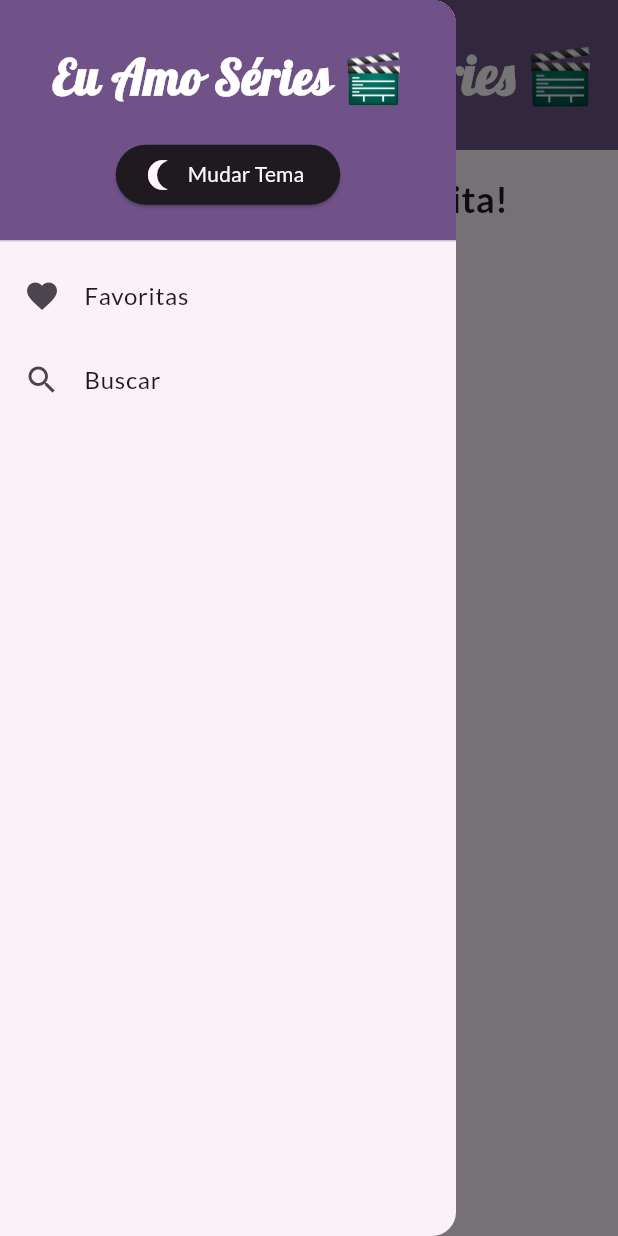
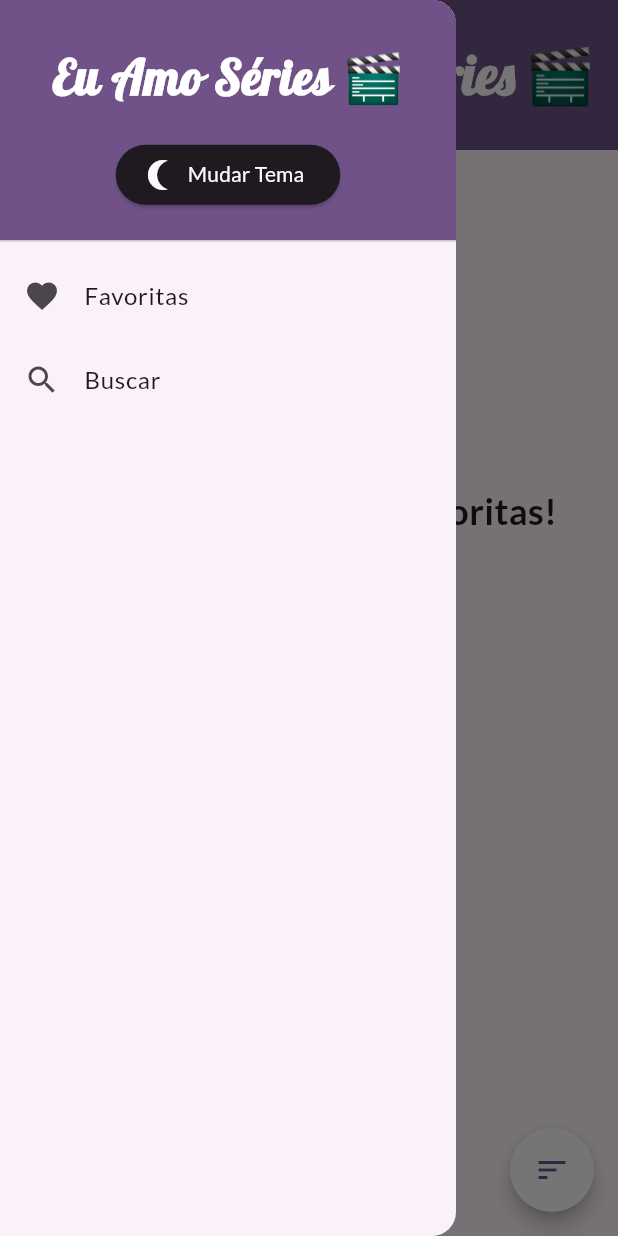
Before and after one commit to lic3as/app_series_api, a Flutter app: the screen it shows after launch, with the side drawer open, on a phone screen of 412 x 824 dp. Run offline on Flutter 3.47's test engine with Material 3 defaults, Android fonts, the phone set to English and light mode, and no system bars; drawn by our look-alikes of flutter_speed_dial; our stand-ins replace flutter_html, go_router, google_fonts, sqflite; accounts and stored records are empty.

Commit message:
aula 31/07

```diff
--- a/flutter_app3_series/lib/base_screen.dart
+++ b/flutter_app3_series/lib/base_screen.dart
@@ -1,13 +1,28 @@
+import 'package:flutter/material.dart';
 import 'package:flutter_app3_series/custom_drawer.dart';
-import 'package:flutter/material.dart';
+import 'package:flutter_app3_series/tv_show_model.dart';
+import 'package:flutter_speed_dial/flutter_speed_dial.dart';
+import 'package:go_router/go_router.dart';
+import 'package:provider/provider.dart';
 
-class BaseScreen extends StatelessWidget {
+class BaseScreen extends StatefulWidget {
   final Widget child;
 
   const BaseScreen({super.key, required this.child});
 
   @override
+  State<BaseScreen> createState() => _BaseScreenState();
+}
+
+class _BaseScreenState extends State<BaseScreen> {
+  bool _isAscending = true;
+
+  @override
   Widget build(BuildContext context) {
+    // Obtém o caminho atual da rota
+    final currentPath = GoRouterState.of(context).uri.path;
+    final viewModel = context.watch<TvShowModel>();
+
     return Scaffold(
       appBar: AppBar(
         title: Row(
@@ -16,7 +31,50 @@ class BaseScreen extends StatelessWidget {
         ),
       ),
       drawer: CustomDrawer(),
-      body: child,
+      body: widget.child,
+      floatingActionButton: currentPath == '/'
+          ? SpeedDial(
+              elevation: 5,
+              icon: Icons.sort,
+              activeIcon: Icons.close,
+              backgroundColor: Theme.of(context).colorScheme.onPrimary,
+              foregroundColor: Theme.of(context).colorScheme.primary,
+              overlayColor: Theme.of(context).colorScheme.primary,
+              overlayOpacity: 0.5,
+              children: [
+                SpeedDialChild(
+                  child: Icon(
+                    Icons.sort_by_alpha,
+                    color: Theme.of(context).colorScheme.primary,
+                  ),
+                  label: 'Ordernar por Nome',
+                  labelBackgroundColor: Theme.of(context).colorScheme.surface,
+                  backgroundColor: Theme.of(context).colorScheme.surface,
+                  onTap: () {
+                    viewModel.sortByName(_isAscending);
+                    setState(() {
+                      _isAscending = !_isAscending;
+                    });
+                  },
+                ),
+                SpeedDialChild(
+                  child: Icon(
+                    Icons.star_rate,
+                    color: Theme.of(context).colorScheme.primary,
+                  ),
+                  label: 'Ordernar por Nota',
+                  labelBackgroundColor: Theme.of(context).colorScheme.surface,
+                  backgroundColor: Theme.of(context).colorScheme.surface,
+                  onTap: () {
+                    viewModel.sortByRating(_isAscending);
+                    setState(() {
+                      _isAscending = !_isAscending;
+                    });
+                  },
+                ),
+              ],
+            )
+          : null,
     );
   }
 }
--- a/flutter_app3_series/lib/fav_tv_show_screen.dart
+++ b/flutter_app3_series/lib/fav_tv_show_screen.dart
@@ -12,21 +12,90 @@ class FavTvShowScreen extends StatefulWidget {
 
 class _FavTvShowScreenState extends State<FavTvShowScreen> {
   @override
+  void initState() {
+    super.initState();
+    WidgetsBinding.instance.addPostFrameCallback((_) {
+      context.read<TvShowModel>().initialize();
+    });
+  }
+
+  @override
   Widget build(BuildContext context) {
-    var tvShows = context.watch<TvShowModel>().tvShows;
+    return Consumer<TvShowModel>(
+      builder: (context, viewModel, child) {
+        if (viewModel.isLoading) {
+          return Center(
+            child: SizedBox(
+              height: 96,
+              width: 96,
+              child: CircularProgressIndicator(strokeWidth: 12),
+            ),
+          );
+        }
+
+        if (viewModel.errorMessage != null) {
+          return Center(
+            child: Container(
+              padding: EdgeInsets.all(32),
+              child: Column(
+                spacing: 32,
+                children: [
+                  Text(
+                    'Erro: ${viewModel.errorMessage}',
+                    style: TextStyle(fontSize: 24),
+                  ),
+                  ElevatedButton(
+                    onPressed: () {
+                      viewModel.load();
+                    },
+                    child: Text('TENTAR NOVAMENTE'),
+                  ),
+                ],
+              ),
+            ),
+          );
+        }
 
         return Container(
           padding: EdgeInsets.all(16),
           child: Column(
             children: [
+              if (viewModel.hasFavorites) ...[
+                const SizedBox(height: 8),
                 Text(
-            tvShows.isEmpty ? 'Nenhuma série favorita!' : 'Favoritas',
-            style: TextStyle(fontWeight: FontWeight.bold, fontSize: 24),
+                  '${viewModel.tvShows.length} série(s) favorita(s)',
+                  style: TextStyle(fontWeight: FontWeight.bold, fontSize: 16),
                 ),
-          SizedBox(height: 16),
-          Expanded(child: TvShowGrid(tvShows: tvShows)),
+              ],
+              const SizedBox(height: 16),
+              Expanded(
+                child: viewModel.hasFavorites
+                    ? TvShowGrid(tvShows: viewModel.tvShows)
+                    : Center(
+                        child: Column(
+                          children: [
+                            const SizedBox(height: 64),
+                            Icon(
+                              Icons.favorite,
+                              size: 96,
+                              color: Theme.of(context).colorScheme.primary,
+                            ),
+                            const SizedBox(height: 32),
+                            Text(
+                              'Adicione suas séries favoritas!',
+                              style: TextStyle(
+                                fontWeight: FontWeight.bold,
+                                fontSize: 24,
+                              ),
+                            ),
+                          ],
+                        ),
+                      ),
+              ),
             ],
           ),
         );
+      },
+    );
   }
 }
--- a/flutter_app3_series/lib/main.dart
+++ b/flutter_app3_series/lib/main.dart
@@ -9,6 +9,8 @@ import 'package:go_router/go_router.dart';
 import 'package:provider/provider.dart';
 
 void main() {
+  WidgetsFlutterBinding.ensureInitialized();
+
   runApp(
     MultiProvider(
       providers: [
--- a/flutter_app3_series/lib/tv_show_service.dart
+++ b/flutter_app3_series/lib/tv_show_service.dart
@@ -1,9 +1,54 @@
 import 'dart:convert';
 
+import 'package:flutter_app3_series/database_service.dart';
 import 'package:flutter_app3_series/tv_show_model.dart';
 import 'package:http/http.dart' as http;
+import 'package:sqflite/sql.dart';
 
 class TvShowService {
+  late final DatabaseService _databaseService = DatabaseService();
+
+  Future<List<TvShow>> getAll() async {
+    final db = await _databaseService.database;
+    final List<Map<String, dynamic>> maps = await db.query('tv_shows');
+    return _convertToList(maps);
+  }
+
+  List<TvShow> _convertToList(List<Map<String, dynamic>> maps) {
+    return maps
+        .map(
+          (map) => TvShow(
+            id: map['id'] as int,
+            imageUrl: map['imageUrl'] as String? ?? '',
+            name: map['name'] as String? ?? 'Desconhecido',
+            webChannel: map['webChannel'] as String? ?? 'N/A',
+            rating: (map['rating'] as num?)?.toDouble() ?? 0.0,
+            summary: map['summary'] as String? ?? 'Sem resumo disponível.',
+          ),
+        )
+        .toList();
+  }
+
+  Future<void> insert(TvShow tvShow) async {
+    final db = await _databaseService.database;
+    await db.insert(
+      'tv_shows',
+      tvShow.toJson(),
+      conflictAlgorithm: ConflictAlgorithm.replace,
+    );
+  }
+
+  Future<void> delete(int id) async {
+    final db = await _databaseService.database;
+    await db.delete('tv_shows', where: 'id = ?', whereArgs: [id]);
+  }
+
+  Future<bool> isFavorite(TvShow tvShow) async {
+    final tvShows = await getAll();
+    return tvShows.any((show) => show.id == tvShow.id);
+  }
+
+  //comunicação com api
   Future<TvShow> fetchTvShowById(int id) async {
     final response = await http.get(
       Uri.parse('https://api.tvmaze.com/shows/$id'),
--- a/flutter_app3_series/pubspec.yaml
+++ b/flutter_app3_series/pubspec.yaml
@@ -10,10 +10,13 @@ dependencies:
   flutter:
     sdk: flutter
   flutter_html: ^3.0.0
+  flutter_speed_dial: ^7.0.0
   go_router: ^16.0.0
   google_fonts: ^6.2.1
   http: ^1.4.0
+  path: ^1.9.1
   provider: ^6.1.5
+  sqflite: ^2.4.2
 
 dev_dependencies:
   flutter_test:
```
Also changed, not shown: flutter_app3_series/lib/database_service.dart (added, +37 -0 lines), flutter_app3_series/lib/tv_show_grid.dart (+44 -12 lines), flutter_app3_series/lib/tv_show_model.dart (+94 -2 lines), flutter_app3_series/pubspec.lock, 1 other file. Lines whose indentation alone changed are shown as unchanged.
